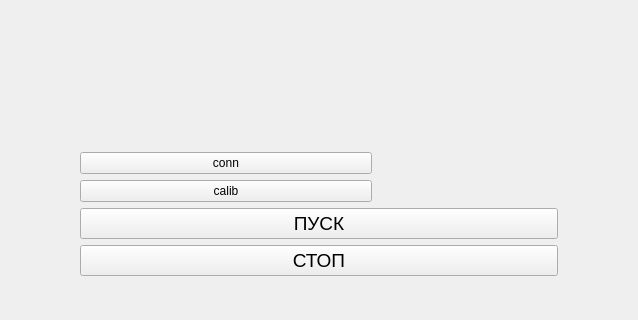
The window that mdr/ui/mono_ui_wnd.ui (vixfwis/mdr) describes before a commit, drawn with Qt 5; both pictures show x 246 to 884 and y 336 to 656 of the 1131 by 656 pixel window.
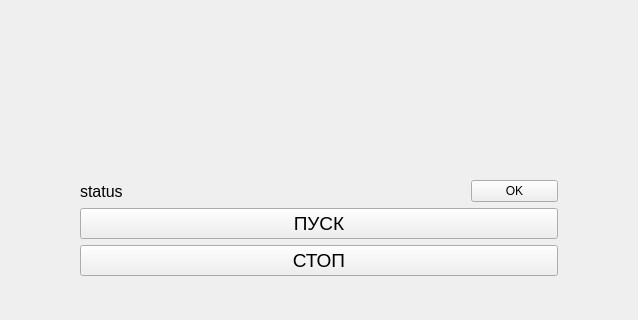
The same window after the commit.

The edit to the form file:
```diff
--- a/mdr/ui/mono_ui_wnd.ui
+++ b/mdr/ui/mono_ui_wnd.ui
@@ -175,13 +175,6 @@
          </property>
         </widget>
        </item>
-       <item row="7" column="1">
-        <widget class="QPushButton" name="btnConn">
-         <property name="text">
-          <string>conn</string>
-         </property>
-        </widget>
-       </item>
        <item row="5" column="2">
         <widget class="QLineEdit" name="voltagePEM2">
          <property name="font">
@@ -333,10 +326,23 @@
          </property>
         </widget>
        </item>
-       <item row="8" column="1">
-        <widget class="QPushButton" name="btnCalib">
+       <item row="7" column="3">
+        <widget class="QPushButton" name="pushButton">
          <property name="text">
-          <string>calib</string>
+          <string>OK</string>
+         </property>
+        </widget>
+       </item>
+       <item row="7" column="1" colspan="2">
+        <widget class="QLabel" name="statusLabel">
+         <property name="font">
+          <font>
+           <family>Arial</family>
+           <pointsize>12</pointsize>
+          </font>
+         </property>
+         <property name="text">
+          <string>status</string>
          </property>
         </widget>
        </item>
```
Left out of the diff: 312 changed lines with no effect on the pictures.
